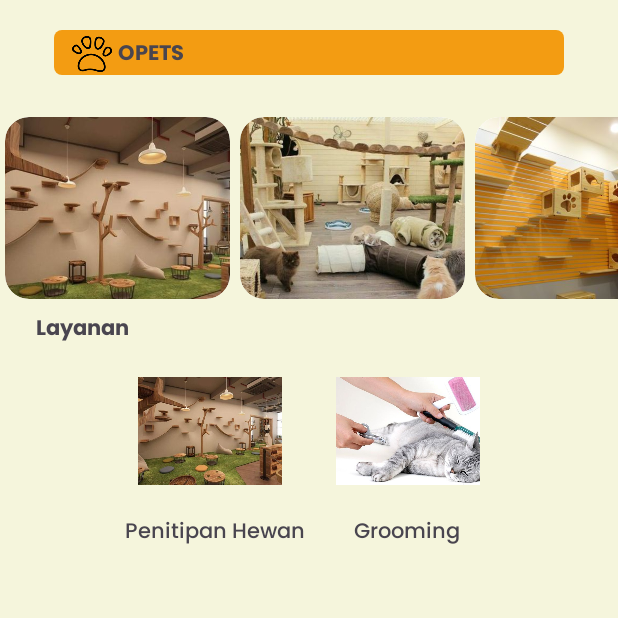
After one commit to hsnyibrhm/Massive_Opets, an Android app: the fragment HomeFragment shown on its own in the app's theme, on a phone screen of 412 x 824 dp, the top half of it. The commit adds this screen. Run offline under Robolectric (Android 15) with nearby library versions, the phone set to English and light mode, and no system bars.

Commit message:
Bottom NavBar

```diff
--- a/app/build.gradle.kts
+++ b/app/build.gradle.kts
@@ -27,12 +27,18 @@ android {
             )
         }
     }
+
+
     compileOptions {
         sourceCompatibility = JavaVersion.VERSION_1_8
         targetCompatibility = JavaVersion.VERSION_1_8
     }
     kotlinOptions {
         jvmTarget = "1.8"
+    }
+
+    buildFeatures {
+        viewBinding = true
     }
 }
 
--- /dev/null
+++ b/app/src/main/java/com/masssive/opets/HomeFragment.kt
@@ -0,0 +1,58 @@
+package com.masssive.opets
+
+import android.os.Bundle
+import android.view.LayoutInflater
+import android.view.View
+import android.view.ViewGroup
+import androidx.fragment.app.Fragment
+import androidx.recyclerview.widget.LinearLayoutManager
+import androidx.recyclerview.widget.RecyclerView
+import com.masssive.opets.adapter.ListDiskonAdapter
+import com.masssive.opets.model.diskon
+
+class HomeFragment : Fragment() {
+
+    private lateinit var rvDiskon: RecyclerView
+    private val list = ArrayList<diskon>()
+
+    override fun onCreateView(
+        inflater: LayoutInflater, container: ViewGroup?,
+        savedInstanceState: Bundle?
+    ): View? {
+        // Inflate the layout for this fragment
+        val view = inflater.inflate(R.layout.fragment_home, container, false)
+
+        // Initialize RecyclerView here
+        rvDiskon = view.findViewById(R.id.rv_dis)
+        rvDiskon.setHasFixedSize(true)
+
+        // Populate the list and show RecyclerView
+        list.addAll(getListDiskon())
+        showRecyclerList()
+
+        return view
+    }
+
+    private fun showRecyclerList() {
+        // Use context instead of 'this' in LinearLayoutManager
+        rvDiskon.layoutManager = LinearLayoutManager(context, LinearLayoutManager.HORIZONTAL, false)
+        val listDiskonAdapter = ListDiskonAdapter(list)
+        rvDiskon.adapter = listDiskonAdapter
+    }
+
+    private fun getListDiskon(): ArrayList<diskon> {
+        val dataPhotoD = resources.obtainTypedArray(R.array.Dis_foto)
+        val dataNameD = resources.getStringArray(R.array.dataD_name)
+        val listDiskon = ArrayList<diskon>()
+
+        for (i in dataNameD.indices) {
+            val diskon = diskon(dataPhotoD.getResourceId(i, -1), dataNameD[i])
+            listDiskon.add(diskon)
+        }
+
+        // Release the resources when done
+        dataPhotoD.recycle()
+
+        return listDiskon
+    }
+}
--- /dev/null
+++ b/app/src/main/res/layout/fragment_home.xml
@@ -0,0 +1,126 @@
+<?xml version="1.0" encoding="utf-8"?>
+<FrameLayout xmlns:android="http://schemas.android.com/apk/res/android"
+    xmlns:tools="http://schemas.android.com/tools"
+    android:layout_width="match_parent"
+    android:layout_height="match_parent"
+    tools:context=".HomeFragment">
+
+    <androidx.constraintlayout.widget.ConstraintLayout xmlns:android="http://schemas.android.com/apk/res/android"
+        xmlns:app="http://schemas.android.com/apk/res-auto"
+        xmlns:tools="http://schemas.android.com/tools"
+        android:background="@drawable/bg_apk"
+        android:layout_width="match_parent"
+        android:layout_height="match_parent"
+        tools:context=".MainActivity">
+
+        <ImageView
+            android:id="@+id/iv_top"
+            android:layout_width="wrap_content"
+            android:layout_height="wrap_content"
+            android:layout_marginBottom="20dp"
+            android:src="@drawable/bg_top"
+            app:layout_constraintBottom_toTopOf="@+id/rv_dis"
+            app:layout_constraintEnd_toEndOf="parent"
+            app:layout_constraintStart_toStartOf="parent" />
+
+        <TextView
+            android:layout_width="wrap_content"
+            android:layout_height="wrap_content"
+            android:layout_marginStart="4dp"
+            android:layout_marginTop="4dp"
+            android:fontFamily="@font/poppinsbold"
+            android:text="OPETS"
+            app:layout_constraintStart_toEndOf="@+id/iv_top2"
+            app:layout_constraintTop_toTopOf="@+id/iv_top" />
+
+        <ImageView
+            android:id="@+id/iv_top2"
+            android:layout_width="26.64dp"
+            android:layout_height="24dp"
+            android:layout_marginStart="12dp"
+            android:layout_marginTop="24dp"
+            android:src="@drawable/opet1"
+            app:layout_constraintStart_toStartOf="@+id/iv_top"
+            app:layout_constraintTop_toTopOf="parent" />
+
+        <androidx.recyclerview.widget.RecyclerView
+            android:id="@+id/rv_dis"
+            android:layout_width="0dp"
+            android:layout_height="129dp"
+            android:layout_marginTop="70dp"
+            android:layout_marginBottom="530dp"
+            app:layout_constraintBottom_toBottomOf="parent"
+            app:layout_constraintEnd_toEndOf="parent"
+            app:layout_constraintHorizontal_bias="0.0"
+            app:layout_constraintStart_toStartOf="parent"
+            app:layout_constraintTop_toTopOf="parent"
+            app:layout_constraintVertical_bias="0.0" />
+
+        <TextView
+            android:layout_width="wrap_content"
+            android:layout_height="wrap_content"
+            android:layout_marginStart="24dp"
+            android:layout_marginTop="8dp"
+            android:fontFamily="@font/poppinsbold"
+            android:text="Layanan"
+            app:layout_constraintStart_toStartOf="parent"
+            app:layout_constraintTop_toBottomOf="@+id/rv_dis" />
+
+        <ImageView
+            android:id="@+id/iv_vit1"
+            android:layout_width="96dp"
+            android:layout_height="96dp"
+            android:layout_marginStart="92dp"
+            android:layout_marginTop="40dp"
+            android:src="@drawable/penitipan1"
+            app:layout_constraintStart_toStartOf="parent"
+            app:layout_constraintTop_toBottomOf="@+id/rv_dis" />
+
+        <TextView
+            android:id="@+id/tv_vit1"
+            android:layout_width="wrap_content"
+            android:layout_height="wrap_content"
+            android:layout_marginTop="8dp"
+            android:layout_marginEnd="105dp"
+            android:text="Grooming"
+            android:fontFamily="@font/poppinsmedium"
+            app:layout_constraintEnd_toEndOf="parent"
+            app:layout_constraintTop_toBottomOf="@+id/iv_vit2" />
+
+        <ImageView
+            android:id="@+id/iv_vit2"
+            android:layout_width="96dp"
+            android:layout_height="96dp"
+            android:layout_marginTop="40dp"
+            android:layout_marginEnd="92dp"
+            app:layout_constraintEnd_toEndOf="parent"
+            app:layout_constraintTop_toBottomOf="@+id/rv_dis"
+            android:src="@drawable/kucing2"/>
+
+        <TextView
+            android:id="@+id/tv_vit2"
+            android:layout_width="wrap_content"
+            android:layout_height="wrap_content"
+            android:layout_marginStart="83dp"
+            android:layout_marginTop="8dp"
+            android:fontFamily="@font/poppinsmedium"
+            android:text="Penitipan Hewan"
+            app:layout_constraintStart_toStartOf="parent"
+            app:layout_constraintTop_toBottomOf="@+id/iv_vit1" />
+
+        <androidx.recyclerview.widget.RecyclerView
+            android:id="@+id/recyclerView"
+            android:layout_width="0dp"
+            android:layout_height="190dp"
+            android:layout_marginTop="450dp"
+            android:layout_marginBottom="100dp"
+            app:layout_constraintBottom_toBottomOf="parent"
+            app:layout_constraintEnd_toEndOf="parent"
+            app:layout_constraintHorizontal_bias="0.0"
+            app:layout_constraintStart_toStartOf="parent"
+            app:layout_constraintTop_toTopOf="parent"
+            app:layout_constraintVertical_bias="0.0" />
+
+    </androidx.constraintlayout.widget.ConstraintLayout>
+
+</FrameLayout>
--- a/app/src/main/res/values/strings.xml
+++ b/app/src/main/res/values/strings.xml
@@ -26,4 +26,6 @@
         <item>diskon1</item>
         <item>diskon1</item>
     </string-array>
+    <!-- TODO: Remove or change this placeholder text -->
+    <string name="hello_blank_fragment">Hello blank fragment</string>
 </resources>
```
Also changed, not shown: app/src/main/java/com/masssive/opets/MainActivity.kt (+27 -27 lines), app/src/main/java/com/masssive/opets/booking/BookingFragment.kt (added, +57 -0 lines), app/src/main/java/com/masssive/opets/chat/ChatFragment.kt (added, +57 -0 lines), app/src/main/java/com/masssive/opets/profile/ProfileFragment.kt (added, +57 -0 lines), app/src/main/res/layout/activity_main.xml (+13 -101 lines), app/src/main/res/layout/fragment_booking.xml (added, +14 -0 lines), app/src/main/res/layout/fragment_chat.xml (added, +14 -0 lines), app/src/main/res/layout/fragment_profile.xml (added, +14 -0 lines), app/src/main/res/menu/bottom_nav.xml (added, +20 -0 lines), app/src/main/res/drawable/ic_home.png (added), app/src/main/res/drawable/ic_pet.png (added), app/src/main/res/drawable/ic_talk.png (added), app/src/main/res/drawable/ic_user.png (added).
